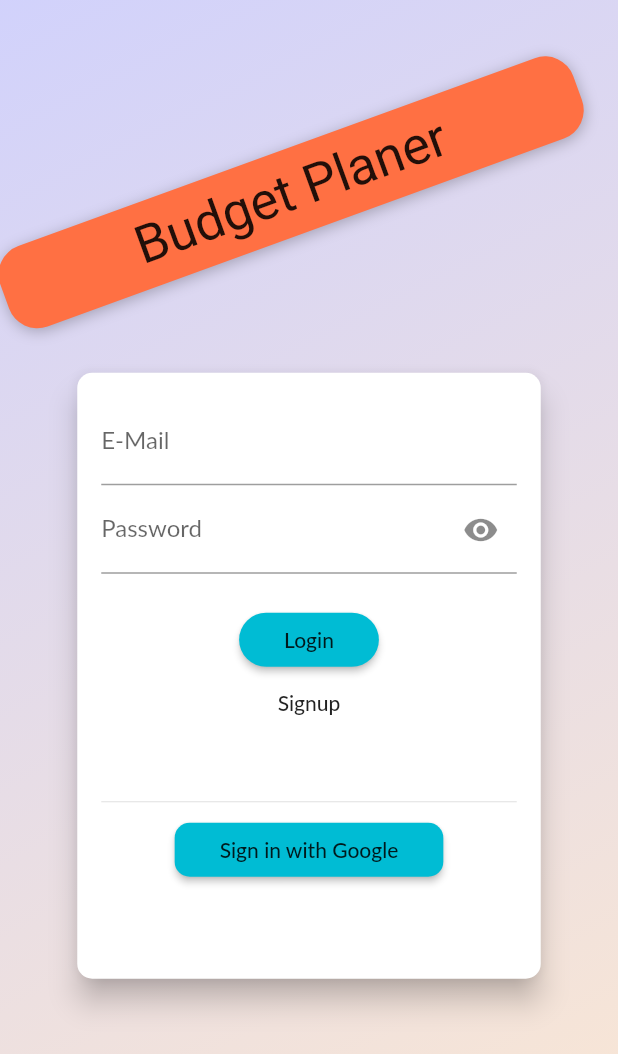
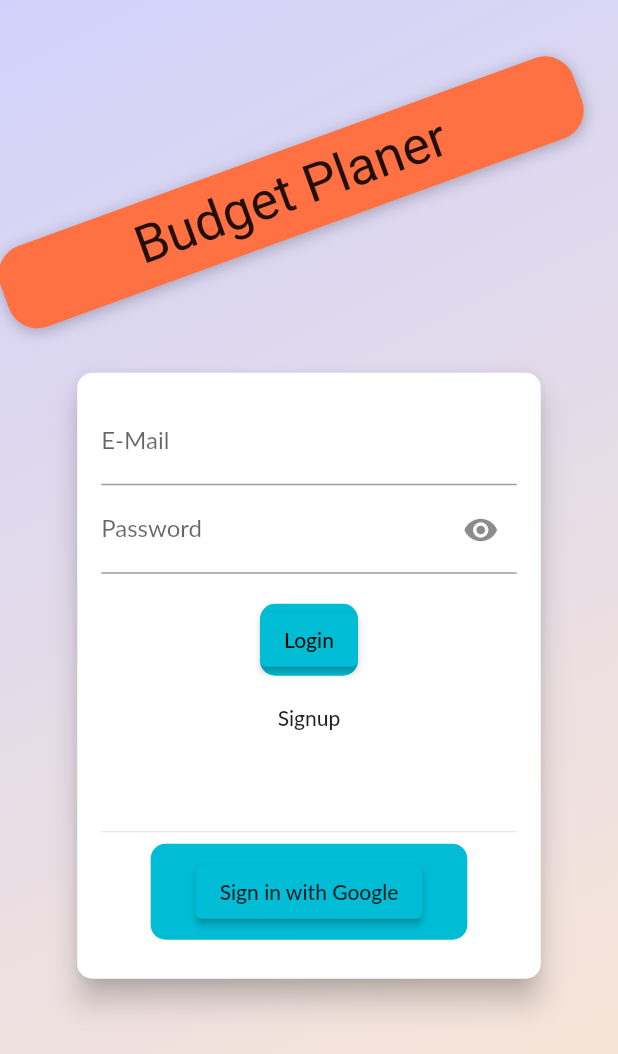
Before and after one commit to bimarvolo/budget-planner-offline, a Flutter app: the screen it shows after launch, on a phone screen of 412 x 824 dp. Shown: the top 1054 px of the screen. Run offline on Flutter 3.47's test engine with Material 2 defaults, Android fonts, the phone set to English and light mode, and no system bars; our stand-ins replace charts_flutter, fl_chart, google_sign_in, introduction_screen, recase, shared_preferences; missing offline and left inert: flutter_iconpicker; generated files the repository leaves out were written again; Roboto replaces fonts that are missing (Anton, Lato).

```diff
--- a/lib/helpers/helper.dart
+++ b/lib/helpers/helper.dart
@@ -61,7 +61,7 @@ class Helper {
       title: Text(AppLocalizations.of(context).anErrorOccurred),
       content: Text(message),
       actions: <Widget>[
-        FlatButton(
+        TextButton(
           child: Text('Okay'),
           onPressed: () {
             Navigator.of(ctx).pop();
--- a/lib/screens/add_budget_screen.dart
+++ b/lib/screens/add_budget_screen.dart
@@ -486,7 +486,7 @@ class _AddBudgetState extends State<AddBudget> {
                   Column(children: [
                     Text(AppLocalizations.of(context).startDate),
                     Container(
-                      child: OutlineButton(
+                      child: OutlinedButton(
                         child: Text(
                           _selectedStartDate == null
                               ? AppLocalizations.of(context).msgNoDateChosen
@@ -500,7 +500,7 @@ class _AddBudgetState extends State<AddBudget> {
                     children: [
                       Text(AppLocalizations.of(context).endDate),
                       Container(
-                        child: OutlineButton(
+                        child: OutlinedButton(
                           child: Text(
                             _selectedEndDate == null
                                 ? AppLocalizations.of(context).msgNoDateChosen
--- a/lib/screens/add_expensive_screen.dart
+++ b/lib/screens/add_expensive_screen.dart
@@ -222,7 +222,7 @@ class _AddExpensiveState extends State<AddExpensive> {
                   mainAxisAlignment: MainAxisAlignment.spaceAround,
                   children: <Widget>[
                     Expanded(
-                      child: OutlineButton(
+                      child: OutlinedButton(
 //                      textColor: Theme.of(context).primaryColor,
                         child: Text(
                           _selectedDate == null
@@ -233,7 +233,7 @@ class _AddExpensiveState extends State<AddExpensive> {
                       ),
                     ),
                     Expanded(
-                      child: OutlineButton(
+                      child: OutlinedButton(
                         child: Text(
                           _selectedDate == null
                               ? 'No Time Chosen!'
--- a/lib/screens/all_budgets_screen.dart
+++ b/lib/screens/all_budgets_screen.dart
@@ -114,7 +114,7 @@ class _AllBudgetsState extends State<AllBudgets> {
                                 .of(context)
                                 .areYouSureYouWishToDeleteThisItem),
                             actions: <Widget>[
-                              FlatButton(
+                              TextButton(
                                   onPressed: () {
                                     Navigator.pop(context);
                                     _onDeleteBudget(context, budgets[i], metaData.currentBudget);
@@ -122,7 +122,7 @@ class _AllBudgetsState extends State<AllBudgets> {
                                   child: Text(AppLocalizations
                                       .of(context)
                                       .delete)),
-                              FlatButton(
+                              TextButton(
                                 onPressed: () =>
                                     Navigator.pop(context, false),
                                 child: Text(AppLocalizations
--- a/lib/screens/auth_screen.dart
+++ b/lib/screens/auth_screen.dart
@@ -63,10 +63,8 @@ class AuthScreen extends StatelessWidget {
                             offset: Offset(0, 2),
                           )
                         ],
-
                       ),
-                      child:
-                      Text(
+                      child: Text(
                         AppLocalizations.of(context).budgetPlaner,
                         style: TextStyle(
                           // color: Theme.of(context).accentTextTheme.title.color,
@@ -126,7 +124,7 @@ class _AuthCardState extends State<AuthCard> {
         title: Text(AppLocalizations.of(context).errorMessage),
         content: Text(message),
         actions: <Widget>[
-              FlatButton(
+          TextButton(
             child: Text('Okay'),
             onPressed: () {
               Navigator.of(ctx).pop();
@@ -138,7 +136,6 @@ class _AuthCardState extends State<AuthCard> {
   }
 
   Future<void> _submit(ctx) async {
-
     if (!_formKey.currentState.validate()) {
       return;
     }
@@ -156,8 +153,10 @@ class _AuthCardState extends State<AuthCard> {
 
         Auth auth = Provider.of<Auth>(context, listen: false);
         Metadata meta = auth.metadata;
-        Provider.of<Metadata>(context, listen: false).setAuth(auth.userId, auth.token);
-        Provider.of<Metadata>(context, listen: false).syncMetadata(meta.language, meta.currency, meta.currentBudget, meta.themeMode);
+        Provider.of<Metadata>(context, listen: false)
+            .setAuth(auth.userId, auth.token);
+        Provider.of<Metadata>(context, listen: false).syncMetadata(
+            meta.language, meta.currency, meta.currentBudget, meta.themeMode);
       } else {
         // Sign user up
         await Provider.of<Auth>(context, listen: false).signup(
@@ -165,7 +164,8 @@ class _AuthCardState extends State<AuthCard> {
           _authData['password'],
         );
 
-        final snackBar = SnackBar(content: Text(AppLocalizations.of(context).loginSuccess));
+        final snackBar =
+            SnackBar(content: Text(AppLocalizations.of(context).loginSuccess));
         ScaffoldMessenger.of(ctx).showSnackBar(snackBar);
 
         // auto login after signup
@@ -175,7 +175,7 @@ class _AuthCardState extends State<AuthCard> {
     } on SocketException catch (error) {
       var errorMessage = AppLocalizations.of(context).authenticationFailed;
 
-      if(error != null && error.osError != null)
+      if (error != null && error.osError != null)
         errorMessage = error.osError.message;
 
       _showErrorDialog(errorMessage);
@@ -183,7 +183,7 @@ class _AuthCardState extends State<AuthCard> {
       print(error);
       var errorMessage = AppLocalizations.of(context).couldNotAuthenticate;
 
-      if(error is String) {
+      if (error is String) {
         _showErrorDialog(error is String ? error : errorMessage);
       }
     }
@@ -200,17 +200,20 @@ class _AuthCardState extends State<AuthCard> {
       print(ggAuth.idToken);
       print(ggAuth.accessToken);
 
-      if(result == null) {
+      if (result == null) {
         final snackBar3 = SnackBar(content: Text("Sign in google error"));
         ScaffoldMessenger.of(ctx).showSnackBar(snackBar3);
       } else {
-        bool isExisted = await Provider.of<Auth>(context, listen: false).loginWithGoogle(result.email);
+        bool isExisted = await Provider.of<Auth>(context, listen: false)
+            .loginWithGoogle(result.email);
 
-        if(isExisted) {
+        if (isExisted) {
           Auth auth = Provider.of<Auth>(context, listen: false);
           Metadata meta = auth.metadata;
-          Provider.of<Metadata>(context, listen: false).setAuth(auth.userId, auth.token);
-          Provider.of<Metadata>(context, listen: false).syncMetadata(meta.language, meta.currency, meta.currentBudget, meta.themeMode);
+          Provider.of<Metadata>(context, listen: false)
+              .setAuth(auth.userId, auth.token);
+          Provider.of<Metadata>(context, listen: false).syncMetadata(
+              meta.language, meta.currency, meta.currentBudget, meta.themeMode);
         } else {
           _emailController.text = result.email;
           _passwordController.text = 'Budget@423';
@@ -240,9 +243,7 @@ class _AuthCardState extends State<AuthCard> {
   void initState() {
     _googleSignIn = GoogleSignIn(
       clientId: AppConst.FIREBASE_CLIENT_ID,
-      scopes: [
-        'email'
-      ],
+      scopes: ['email'],
     );
     super.initState();
   }
@@ -296,7 +297,9 @@ class _AuthCardState extends State<AuthCard> {
                     labelText: AppLocalizations.of(context).password,
                     suffixIcon: GestureDetector(
                         onTap: _changePwdMode,
-                          child: Icon(_isShowPwd ? Icons.visibility_off_rounded : Icons.remove_red_eye_rounded)),
+                        child: Icon(_isShowPwd
+                            ? Icons.visibility_off_rounded
+                            : Icons.remove_red_eye_rounded)),
                   ),
                   obscureText: !_isShowPwd,
                   controller: _passwordController,
@@ -313,12 +316,15 @@ class _AuthCardState extends State<AuthCard> {
                 if (_authMode == AuthMode.Signup)
                   TextFormField(
                     enabled: _authMode == AuthMode.Signup,
-                    decoration: InputDecoration(labelText: AppLocalizations.of(context).confirmPassword),
+                    decoration: InputDecoration(
+                        labelText:
+                            AppLocalizations.of(context).confirmPassword),
                     obscureText: !_isShowPwd,
                     validator: _authMode == AuthMode.Signup
                         ? (value) {
                             if (value != _passwordController.text) {
-                              return AppLocalizations.of(context).passwordsDoNotMatch;
+                              return AppLocalizations.of(context)
+                                  .passwordsDoNotMatch;
                             }
                             return null;
                           }
@@ -337,31 +343,30 @@ class _AuthCardState extends State<AuthCard> {
                 SizedBox(
                   height: 20,
                 ),
-                if (_isLoading)
-                  CircularProgressIndicator(),
+                if (_isLoading) CircularProgressIndicator(),
                 if (!_isLoading)
-                  RaisedButton(
-                    child:
-                        Text(_authMode == AuthMode.Login ? AppLocalizations.of(context).login : AppLocalizations.of(context).signup),
+                  Container(
+                    decoration: BoxDecoration(
+                    color: Theme.of(context).primaryColor,
+                    borderRadius: BorderRadius.circular(10),
+                  ),
+                    child: ElevatedButton(
+                      child: Text(_authMode == AuthMode.Login
+                          ? AppLocalizations.of(context).login
+                          : AppLocalizations.of(context).signup),
                       onPressed: () => _submit(context),
-                    shape: RoundedRectangleBorder(
-                      borderRadius: BorderRadius.circular(30),
                     ),
-                    padding:
-                        EdgeInsets.symmetric(horizontal: 30.0, vertical: 8.0),
-                    color: Theme.of(context).primaryColor,
-                    textColor: Theme.of(context).primaryTextTheme.button.color,
                   ),
-                FlatButton(
-                  child:
-                  Text(
+                Container(
+                  padding: EdgeInsets.symmetric(horizontal: 30.0, vertical: 4),
+                  child: TextButton(
+                    child: Text(
                       '${_authMode == AuthMode.Login ? AppLocalizations.of(context).signup : AppLocalizations.of(context).loginInstead}',
-                    style: TextStyle(color: Theme.of(context).primaryTextTheme.button.color),
+                      style: TextStyle(
+                          color: Theme.of(context).primaryTextTheme.button.color),
                     ),
                     onPressed: _switchAuthMode,
-                  padding: EdgeInsets.symmetric(horizontal: 30.0, vertical: 4),
-                  materialTapTargetSize: MaterialTapTargetSize.shrinkWrap,
-                  textColor: Theme.of(context).primaryColor,
+                  ),
                 ),
 
                 SizedBox(
@@ -371,18 +376,20 @@ class _AuthCardState extends State<AuthCard> {
                 if (_isLoading && _authMode != AuthMode.Login)
                   CircularProgressIndicator(),
                 if (_authMode == AuthMode.Login)
-                  RaisedButton(
-                    child:
-                    Text(AppLocalizations.of(context).signInWithGoogle),
-                    onPressed: () => _handleGoogleSignIn(context),
-                    shape: RoundedRectangleBorder(
+                  Container(
+                    padding: EdgeInsets.symmetric(horizontal: 30.0, vertical: 8.0),
+                    decoration: BoxDecoration(
+                      color: Theme.of(context).primaryColor,
                       borderRadius: BorderRadius.circular(10),
                     ),
-                    padding:
-                    EdgeInsets.symmetric(horizontal: 30.0, vertical: 8.0),
-                    color: Theme.of(context).primaryColor,
-                    textColor: Theme.of(context).primaryTextTheme.button.color,
+                    child: ElevatedButton(
+                      child: Text(
+                        AppLocalizations.of(context).signInWithGoogle,
+                        style: TextStyle(color: Theme.of(context).primaryTextTheme.button.color),
                       ),
+                      onPressed: () => _handleGoogleSignIn(context),
+                    ),
+                  )
               ],
             ),
           ),
--- a/lib/screens/edit_expensive_screen.dart
+++ b/lib/screens/edit_expensive_screen.dart
@@ -73,7 +73,7 @@ class _EditExpensiveState extends State<EditExpensive> {
           title: Text('An error occurred!'),
           content: Text('Something went wrong.'),
           actions: <Widget>[
-            FlatButton(
+            TextButton(
               child: Text('Okay'),
               onPressed: () {
                 Navigator.of(ctx).pop();
@@ -243,7 +243,7 @@ class _EditExpensiveState extends State<EditExpensive> {
                   mainAxisAlignment: MainAxisAlignment.spaceAround,
                   children: <Widget>[
                     Expanded(
-                      child: OutlineButton(
+                      child: OutlinedButton(
 //                      textColor: Theme.of(context).primaryColor,
                         child: Text(
                           _selectedDate == null
@@ -254,7 +254,7 @@ class _EditExpensiveState extends State<EditExpensive> {
                       ),
                     ),
                     Expanded(
-                      child: OutlineButton(
+                      child: OutlinedButton(
                         child: Text(
                           _selectedDate == null
                               ? 'No Time Chosen!'
--- a/lib/screens/list_transactions_screen.dart
+++ b/lib/screens/list_transactions_screen.dart
@@ -145,13 +145,13 @@ class _ListTransactionsState extends State<ListTransactions> {
                                     title: Text(AppLocalizations.of(context).confirm),
                                     content: Text(AppLocalizations.of(context).areYouSureYouWishToDeleteThisItem),
                                     actions: <Widget>[
-                                      FlatButton(
+                                      TextButton(
                                           onPressed: () => {
                                             _onTransDelete(context, transactions[i].id, transactions[i].volume)
                                             },
                                           child: Text(AppLocalizations.of(context).delete),
                                             ),
-                                      FlatButton(
+                                      TextButton(
                                         onPressed: () => Navigator.of(context).pop(false),
                                         child: Text(AppLocalizations.of(context).cancel),
                                             ),
--- a/lib/screens/report_screen.dart
+++ b/lib/screens/report_screen.dart
@@ -1,4 +1,3 @@
-import 'dart:math';
 import 'package:money_budget_frontend/providers/category.dart';
 import 'package:provider/provider.dart';
 import 'package:flutter/material.dart';
--- a/lib/widgets/category_item.dart
+++ b/lib/widgets/category_item.dart
@@ -66,11 +66,11 @@ class CategoryItem extends StatelessWidget {
                   title: Text(AppLocalizations.of(context).confirm),
                   content: Text(AppLocalizations.of(context).areYouSureYouWishToDeleteThisItem),
                   actions: <Widget>[
-                    FlatButton(
+                    TextButton(
                         onPressed: () => onDeleteCate(context, category),
                         child: Text(AppLocalizations.of(context).delete)
                     ),
-                    FlatButton(
+                    TextButton(
                       onPressed: () => Navigator.of(context).pop(false),
                       child: Text(AppLocalizations.of(context).cancel),
                     ),
--- a/lib/widgets/income_item.dart
+++ b/lib/widgets/income_item.dart
@@ -57,11 +57,11 @@ class IncomeItem extends StatelessWidget {
                   title: Text(AppLocalizations.of(context).confirm),
                   content: Text(AppLocalizations.of(context).areYouSureYouWishToDeleteThisItem),
                   actions: <Widget>[
-                    FlatButton(
+                    TextButton(
                         onPressed: () => _onDeleteIncome(context, income),
                         child: Text(AppLocalizations.of(context).delete)
                     ),
-                    FlatButton(
+                    TextButton(
                       onPressed: () => Navigator.of(context).pop(false),
                       child: Text(AppLocalizations.of(context).cancel),
                     ),
```
Also changed, not shown: lib/screens/add_category_screen.dart (+39 -34 lines), lib/screens/on_boarding_screen.dart (+4 -6 lines), pubspec.yaml (+6 -6 lines), pubspec.lock, 4 other files. Lines whose indentation alone changed are shown as unchanged.
